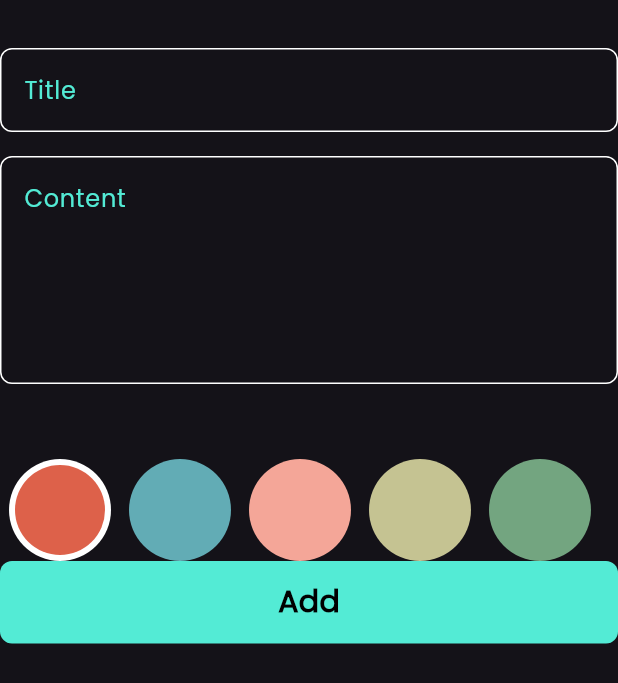
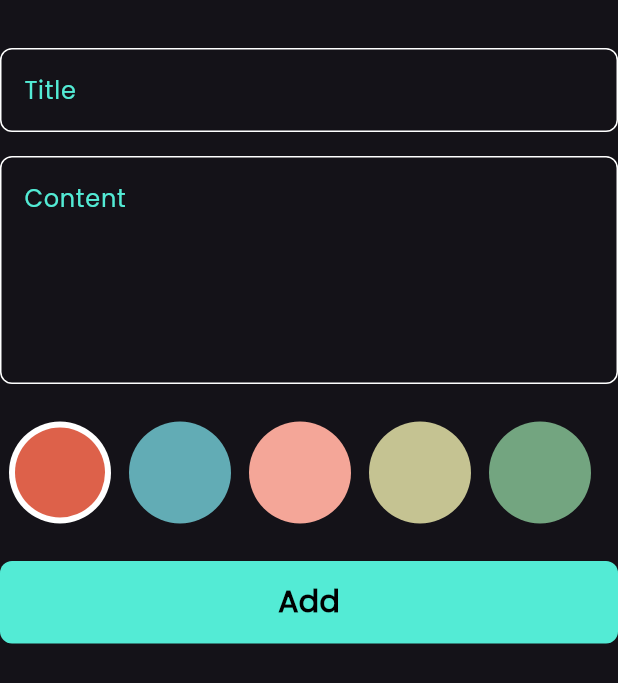
Before and after one commit to HadeerWncc/note_app, a Flutter app: the AddNoteForm widget shown alone on an empty page, opened directly, on a phone screen of 412 x 824 dp. Shown: the top 683 px of the screen. Run offline on Flutter 3.47's test engine with Material 3 defaults, Android fonts, the phone set to English and light mode, and no system bars; our stand-ins replace bloc, flutter_bloc, hive, hive_flutter; accounts and stored records are empty.

Commit message:
edit color

```diff
--- a/lib/constant.dart
+++ b/lib/constant.dart
@@ -2,3 +2,11 @@ import 'package:flutter/animation.dart';
 
 const primaryColor = Color(0xff53ebd5);
 const knotesBox = 'notes box';
+
+ List<Color> kcolors = const [
+    Color(0xffDD614A),
+    Color(0xff62ACB5),
+    Color(0xffF4A698),
+    Color(0xffC5C392),
+    Color(0xff73A580),
+  ];
--- a/lib/cubits/add_note_cubit/add_note_cubit.dart
+++ b/lib/cubits/add_note_cubit/add_note_cubit.dart
@@ -8,8 +8,9 @@ part 'add_note_state.dart';
 
 class AddNoteCubit extends Cubit<AddNoteState> {
   AddNoteCubit() : super(AddNoteInitial());
-
+  Color color = const Color(0xffDD614A);
   addNote(NoteModel note) {
+    note.color = color.value;
     emit(AddNoteLoading());
     try {
       var noteBox = Hive.box<NoteModel>(knotesBox);
--- a/lib/models/note_model.dart
+++ b/lib/models/note_model.dart
@@ -11,12 +11,12 @@ class NoteModel extends HiveObject {
   @HiveField(2)
   final String date;
   @HiveField(3)
-  int color;
+  int? color;
 
   NoteModel({
     required this.title,
     required this.subTitle,
     required this.date,
-    required this.color,
+    this.color,
   });
 }
--- a/lib/views/widget/add_note_form.dart
+++ b/lib/views/widget/add_note_form.dart
@@ -48,9 +48,12 @@ class _AddNoteFormState extends State<AddNoteForm> {
             maxLines: 5,
           ),
           const SizedBox(
-            height: 50,
+            height: 25,
           ),
           const ColorListView(),
+          const SizedBox(
+            height: 25,
+          ),
           BlocBuilder<AddNoteCubit, AddNoteState>(
             builder: (context, state) {
               return CustomButton(
@@ -64,7 +67,6 @@ class _AddNoteFormState extends State<AddNoteForm> {
                       title: title!,
                       subTitle: subTitle!,
                       date: formatedDate,
-                      color: Colors.amber.value,
                     );
                     BlocProvider.of<AddNoteCubit>(context).addNote(noteModel);
                   } else {
--- a/lib/views/widget/edit_note_b0dy.dart
+++ b/lib/views/widget/edit_note_b0dy.dart
@@ -2,6 +2,7 @@ import 'package:flutter/material.dart';
 import 'package:flutter_bloc/flutter_bloc.dart';
 import 'package:note_app/cubits/notes_cubit/notes_cubit.dart';
 import 'package:note_app/models/note_model.dart';
+import 'package:note_app/views/widget/colors_list.dart';
 import 'package:note_app/views/widget/custom_text_field.dart';
 import 'package:note_app/views/widget/customer_app_bar.dart';
 
@@ -27,12 +28,13 @@ class _EditNoteBodyState extends State<EditNoteBody> {
             onPressed: () {
               widget.note.title = title ?? widget.note.title;
               widget.note.subTitle = subTitle ?? widget.note.subTitle;
+              // widget.note.color =
               widget.note.save();
               BlocProvider.of<NotesCubit>(context).getNotes();
               Navigator.pop(context);
             },
             textTitle: 'Edit Note',
-            icon: Icon(Icons.check),
+            icon: const Icon(Icons.check),
           ),
           const SizedBox(height: 16),
           CustomTextField(
@@ -49,6 +51,8 @@ class _EditNoteBodyState extends State<EditNoteBody> {
             hint: widget.note.subTitle,
             maxLines: 5,
           ),
+          const SizedBox(height: 16),
+          EditColorListView(note: widget.note,),
         ],
       ),
     );
--- a/lib/views/widget/note_item.dart
+++ b/lib/views/widget/note_item.dart
@@ -18,7 +18,7 @@ class NoteItem extends StatelessWidget {
       child: Container(
         padding: const EdgeInsets.only(top: 20, bottom: 20, left: 12),
         decoration: BoxDecoration(
-          color: Color(note.color),
+          color: Color(note.color!),
           borderRadius: BorderRadius.circular(16),
         ),
         child: Column(
```
Also changed, not shown: lib/views/widget/colors_list.dart (+50 -11 lines).
